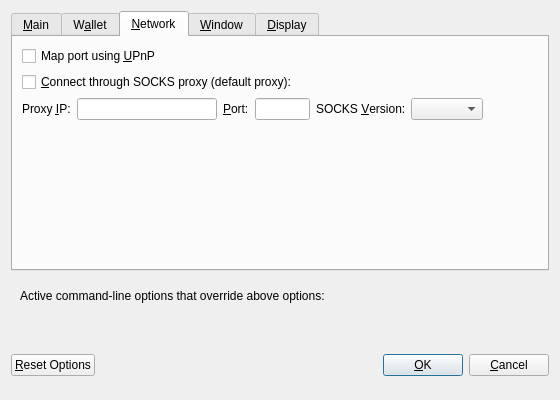
This is src/qt/forms/optionsdialog.ui in unitusdev/unitus as Qt 5 draws it before an edit. The edited form follows.
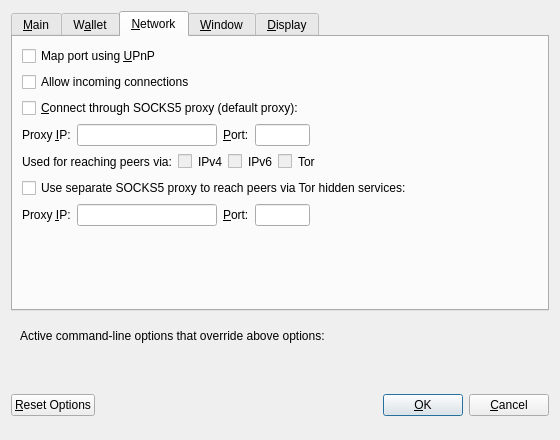
This is the edited form. The open tabs and pages were chosen to show the change. Custom widgets are drawn as their Qt base class.

Commit message: Port to 0.14 part 8

```diff
--- a/src/qt/forms/optionsdialog.ui
+++ b/src/qt/forms/optionsdialog.ui
@@ -7,7 +7,7 @@
     <x>0</x>
     <y>0</y>
     <width>560</width>
-    <height>400</height>
+    <height>440</height>
    </rect>
   </property>
   <property name="windowTitle">
@@ -30,10 +30,10 @@
        <item>
         <widget class="QCheckBox" name="bitcoinAtStartup">
          <property name="toolTip">
-          <string>Automatically start Unitus after logging in to the system.</string>
+          <string>Automatically start %1 after logging in to the system.</string>
          </property>
          <property name="text">
-          <string>&amp;Start Unitus on system login</string>
+          <string>&amp;Start %1 on system login</string>
          </property>
         </widget>
        </item>
@@ -137,65 +137,6 @@
        <string>W&amp;allet</string>
       </attribute>
       <layout class="QVBoxLayout" name="verticalLayout_Wallet">
-       <item>
-        <widget class="QLabel" name="transactionFeeInfoLabel">
-         <property name="text">
-          <string>Optional transaction fee per kB that helps make sure your transactions are processed quickly. Most transactions are 1 kB.</string>
-         </property>
-         <property name="textFormat">
-          <enum>Qt::PlainText</enum>
-         </property>
-         <property name="wordWrap">
-          <bool>true</bool>
-         </property>
-        </widget>
-       </item>
-       <item>
-        <layout class="QHBoxLayout" name="horizontalLayout_1_Wallet">
-         <item>
-          <widget class="QLabel" name="transactionFeeLabel">
-           <property name="text">
-            <string>Pay transaction &amp;fee</string>
-           </property>
-           <property name="textFormat">
-            <enum>Qt::PlainText</enum>
-           </property>
-           <property name="buddy">
-            <cstring>transactionFee</cstring>
-           </property>
-          </widget>
-         </item>
-         <item>
-          <widget class="BitcoinAmountField" name="transactionFee"/>
-         </item>
-         <item>
-          <spacer name="horizontalSpacer_1_Wallet">
-           <property name="orientation">
-            <enum>Qt::Horizontal</enum>
-           </property>
-           <property name="sizeHint" stdset="0">
-            <size>
-             <width>40</width>
-             <height>20</height>
-            </size>
-           </property>
-          </spacer>
-         </item>
-        </layout>
-       </item>
-       <item>
-        <spacer name="verticalSpacer_Wallet">
-         <property name="orientation">
-          <enum>Qt::Vertical</enum>
-         </property>
-         <property name="sizeHint" stdset="0">
-          <size>
-           <width>20</width>
-           <height>40</height>
-          </size>
-         </property>
-        </spacer>
-       </item>
        <item>
         <widget class="QGroupBox" name="groupBox">
          <property name="title">
@@ -225,6 +166,19 @@
          </layout>
         </widget>
        </item>
+       <item>
+        <spacer name="verticalSpacer_Wallet">
+         <property name="orientation">
+          <enum>Qt::Vertical</enum>
+         </property>
+         <property name="sizeHint" stdset="0">
+          <size>
+           <width>20</width>
+           <height>40</height>
+          </size>
+         </property>
+        </spacer>
+       </item>
       </layout>
      </widget>
      <widget class="QWidget" name="tabNetwork">
@@ -235,20 +189,30 @@
        <item>
         <widget class="QCheckBox" name="mapPortUpnp">
          <property name="toolTip">
-          <string>Automatically open the Unitus client port on the router. This only works when your router supports UPnP and it is enabled.</string>
+          <string>Automatically open the Bitcoin client port on the router. This only works when your router supports UPnP and it is enabled.</string>
          </property>
          <property name="text">
           <string>Map port using &amp;UPnP</string>
          </property>
         </widget>
        </item>
+       <item>
+        <widget class="QCheckBox" name="allowIncoming">
+         <property name="toolTip">
+          <string>Accept connections from outside</string>
+         </property>
+         <property name="text">
+          <string>Allow incoming connections</string>
+         </property>
+        </widget>
+       </item>
        <item>
         <widget class="QCheckBox" name="connectSocks">
          <property name="toolTip">
-          <string>Connect to the Unitus network through a SOCKS proxy.</string>
+          <string>Connect to the Bitcoin network through a SOCKS5 proxy.</string>
          </property>
          <property name="text">
-          <string>&amp;Connect through SOCKS proxy (default proxy):</string>
+          <string>&amp;Connect through SOCKS5 proxy (default proxy):</string>
          </property>
         </widget>
        </item>
@@ -318,26 +282,6 @@
            </property>
           </widget>
          </item>
-         <item>
-          <widget class="QLabel" name="socksVersionLabel">
-           <property name="text">
-            <string>SOCKS &amp;Version:</string>
-           </property>
-           <property name="textFormat">
-            <enum>Qt::PlainText</enum>
-           </property>
-           <property name="buddy">
-            <cstring>socksVersion</cstring>
-           </property>
-          </widget>
-         </item>
-         <item>
-          <widget class="QValueComboBox" name="socksVersion">
-           <property name="toolTip">
-            <string>SOCKS version of the proxy (e.g. 5)</string>
-           </property>
-          </widget>
-         </item>
          <item>
           <spacer name="horizontalSpacer_1_Network">
            <property name="orientation">
@@ -353,6 +297,193 @@
          </item>
         </layout>
        </item>
+       <item>
+        <layout class="QHBoxLayout" name="horizontalLayout_2_Network">
+         <item>
+          <widget class="QLabel" name="proxyActiveNets">
+           <property name="text">
+            <string>Used for reaching peers via:</string>
+           </property>
+           <property name="textFormat">
+            <enum>Qt::PlainText</enum>
+           </property>
+          </widget>
+         </item>
+         <item>
+          <widget class="QCheckBox" name="proxyReachIPv4">
+           <property name="enabled">
+            <bool>false</bool>
+           </property>
+           <property name="toolTip">
+            <string>Shows, if the supplied default SOCKS5 proxy is used to reach peers via this network type.</string>
+           </property>
+           <property name="text">
+            <string/>
+           </property>
+          </widget>
+         </item>
+         <item>
+          <widget class="QLabel" name="proxyReachIPv4Label">
+           <property name="text">
+            <string>IPv4</string>
+           </property>
+           <property name="textFormat">
+            <enum>Qt::PlainText</enum>
+           </property>
+          </widget>
+         </item>
+         <item>
+          <widget class="QCheckBox" name="proxyReachIPv6">
+           <property name="enabled">
+            <bool>false</bool>
+           </property>
+           <property name="toolTip">
+            <string>Shows, if the supplied default SOCKS5 proxy is used to reach peers via this network type.</string>
+           </property>
+           <property name="text">
+            <string/>
+           </property>
+          </widget>
+         </item>
+         <item>
+          <widget class="QLabel" name="proxyReachIPv6Label">
+           <property name="text">
+            <string>IPv6</string>
+           </property>
+           <property name="textFormat">
+            <enum>Qt::PlainText</enum>
+           </property>
+          </widget>
+         </item>
+         <item>
+          <widget class="QCheckBox" name="proxyReachTor">
+           <property name="enabled">
+            <bool>false</bool>
+           </property>
+           <property name="toolTip">
+            <string>Shows, if the supplied default SOCKS5 proxy is used to reach peers via this network type.</string>
+           </property>
+           <property name="text">
+            <string/>
+           </property>
+          </widget>
+         </item>
+         <item>
+          <widget class="QLabel" name="proxyReachTorLabel">
+           <property name="text">
+            <string>Tor</string>
+           </property>
+           <property name="textFormat">
+            <enum>Qt::PlainText</enum>
+           </property>
+          </widget>
+         </item>
+         <item>
+          <spacer name="horizontalSpacer_2_Network">
+           <property name="orientation">
+            <enum>Qt::Horizontal</enum>
+           </property>
+           <property name="sizeHint" stdset="0">
+            <size>
+             <width>40</width>
+             <height>20</height>
+            </size>
+           </property>
+          </spacer>
+         </item>
+        </layout>
+       </item>
+       <item>
+        <widget class="QCheckBox" name="connectSocksTor">
+         <property name="toolTip">
+          <string>Connect to the Bitcoin network through a separate SOCKS5 proxy for Tor hidden services.</string>
+         </property>
+         <property name="text">
+          <string>Use separate SOCKS5 proxy to reach peers via Tor hidden services:</string>
+         </property>
+        </widget>
+       </item>
+       <item>
+        <layout class="QHBoxLayout" name="horizontalLayout_3_Network">
+         <item>
+          <widget class="QLabel" name="proxyIpTorLabel">
+           <property name="text">
+            <string>Proxy &amp;IP:</string>
+           </property>
+           <property name="textFormat">
+            <enum>Qt::PlainText</enum>
+           </property>
+           <property name="buddy">
+            <cstring>proxyIpTor</cstring>
+           </property>
+          </widget>
+         </item>
+         <item>
+          <widget class="QValidatedLineEdit" name="proxyIpTor">
+           <property name="minimumSize">
+            <size>
+             <width>140</width>
+             <height>0</height>
+            </size>
+           </property>
+           <property name="maximumSize">
+            <size>
+             <width>140</width>
+             <height>16777215</height>
+            </size>
+           </property>
+           <property name="toolTip">
+            <string>IP address of the proxy (e.g. IPv4: 127.0.0.1 / IPv6: ::1)</string>
+           </property>
+          </widget>
+         </item>
+         <item>
+          <widget class="QLabel" name="proxyPortTorLabel">
+           <property name="text">
+            <string>&amp;Port:</string>
+           </property>
+           <property name="textFormat">
+            <enum>Qt::PlainText</enum>
+           </property>
+           <property name="buddy">
+            <cstring>proxyPortTor</cstring>
+           </property>
+          </widget>
+         </item>
+         <item>
+          <widget class="QLineEdit" name="proxyPortTor">
+           <property name="minimumSize">
+            <size>
+             <width>55</width>
+             <height>0</height>
+            </size>
+           </property>
+           <property name="maximumSize">
+            <size>
+             <width>55</width>
+             <height>16777215</height>
+            </size>
+           </property>
+           <property name="toolTip">
+            <string>Port of the proxy (e.g. 9050)</string>
+           </property>
+          </widget>
+         </item>
+         <item>
+          <spacer name="horizontalSpacer_4_Network">
+           <property name="orientation">
+            <enum>Qt::Horizontal</enum>
+           </property>
+           <property name="sizeHint" stdset="0">
+            <size>
+             <width>40</width>
+             <height>20</height>
+            </size>
+           </property>
+          </spacer>
+         </item>
+        </layout>
+       </item>
        <item>
         <spacer name="verticalSpacer_Network">
          <property name="orientation">
@@ -373,6 +504,16 @@
        <string>&amp;Window</string>
       </attribute>
       <layout class="QVBoxLayout" name="verticalLayout_Window">
+       <item>
+        <widget class="QCheckBox" name="hideTrayIcon">
+         <property name="toolTip">
+          <string>&amp;Hide the icon from the system tray.</string>
+         </property>
+         <property name="text">
+          <string>Hide tray icon</string>
+         </property>
+        </widget>
+       </item>
        <item>
         <widget class="QCheckBox" name="minimizeToTray">
          <property name="toolTip">
@@ -386,7 +527,7 @@
        <item>
         <widget class="QCheckBox" name="minimizeOnClose">
          <property name="toolTip">
-          <string>Minimize instead of exit the application when the window is closed. When this option is enabled, the application will be closed only after selecting Quit in the menu.</string>
+          <string>Minimize instead of exit the application when the window is closed. When this option is enabled, the application will be closed only after selecting Exit in the menu.</string>
          </property>
          <property name="text">
           <string>M&amp;inimize on close</string>
@@ -431,7 +572,7 @@
          <item>
           <widget class="QValueComboBox" name="lang">
            <property name="toolTip">
-            <string>The user interface language can be set here. This setting will take effect after restarting Unitus.</string>
+            <string>The user interface language can be set here. This setting will take effect after restarting %1.</string>
            </property>
           </widget>
          </item>
@@ -461,16 +602,6 @@
          </item>
         </layout>
        </item>
-       <item>
-        <widget class="QCheckBox" name="displayAddresses">
-         <property name="toolTip">
-          <string>Whether to show Unitus addresses in the transaction list or not.</string>
-         </property>
-         <property name="text">
-          <string>&amp;Display addresses in transaction list</string>
-         </property>
-        </widget>
-       </item>
        <item>
         <layout class="QHBoxLayout" name="horizontalLayout_3_Display">
          <item>
@@ -629,6 +760,12 @@
        <property name="text">
         <string>&amp;OK</string>
        </property>
+       <property name="autoDefault">
+        <bool>false</bool>
+       </property>
+       <property name="default">
+        <bool>true</bool>
+       </property>
       </widget>
      </item>
      <item>
@@ -646,12 +783,6 @@
   </layout>
  </widget>
  <customwidgets>
-  <customwidget>
-   <class>BitcoinAmountField</class>
-   <extends>QLineEdit</extends>
-   <header>bitcoinamountfield.h</header>
-   <container>1</container>
-  </customwidget>
   <customwidget>
    <class>QValidatedLineEdit</class>
    <extends>QLineEdit</extends>
```
The commit also changes 366 other files.
